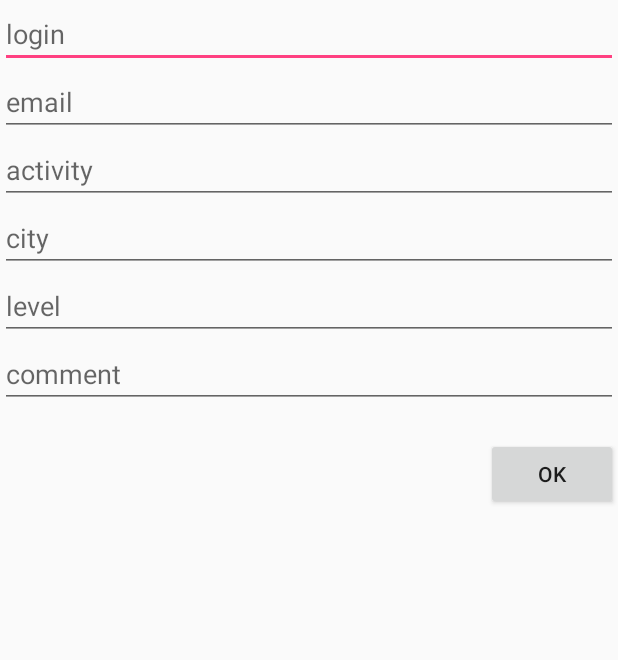
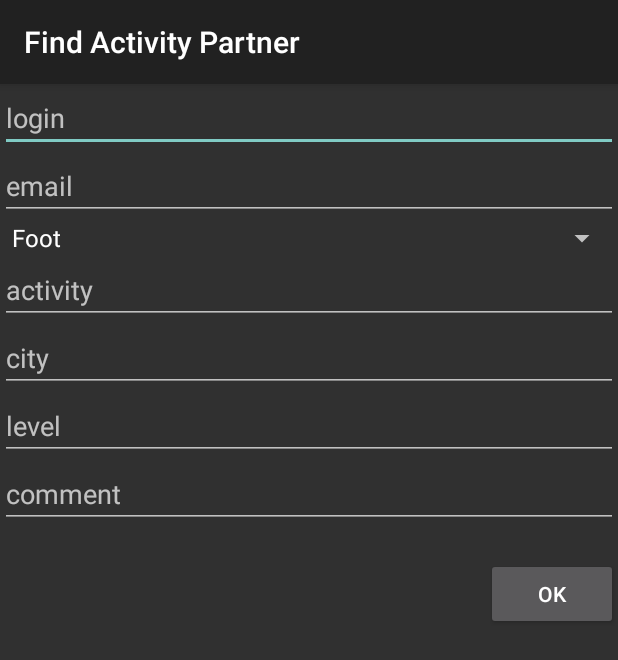
Before and after one commit to axel-thiel/FAP_Android, an Android app: the CreateNewCardActivity screen opened directly, with no data from a screen before it, on a phone screen of 412 x 824 dp. Shown: the top 660 px of the screen. Run offline under Robolectric (Android 15) with nearby library versions, the phone set to English and light mode, and no system bars; 1 statement that could not run was skipped.

Commit message:
spinner des activitycard

```diff
--- a/app/build.gradle
+++ b/app/build.gradle
@@ -22,6 +22,6 @@ android {
 dependencies {
     compile fileTree(dir: 'libs', include: ['*.jar'])
     testCompile 'junit:junit:4.12'
-    compile 'com.android.support:appcompat-v7:24.1.1'
+    compile 'com.android.support:appcompat-v7:24.2.0'
 
 }
--- a/app/src/main/AndroidManifest.xml
+++ b/app/src/main/AndroidManifest.xml
@@ -7,7 +7,7 @@
         android:icon="@mipmap/ic_launcher"
         android:label="@string/app_name"
         android:supportsRtl="true"
-        android:theme="@style/AppTheme">
+        android:theme="@android:style/Theme.Material">
         <activity android:name=".MainActivity">
             <intent-filter>
                 <action android:name="android.intent.action.MAIN" />
--- a/app/src/main/java/com/findactivitypartner/damienaxel/findactivitypartner_app/CreateNewCardActivity.java
+++ b/app/src/main/java/com/findactivitypartner/damienaxel/findactivitypartner_app/CreateNewCardActivity.java
@@ -2,8 +2,13 @@ package com.findactivitypartner.damienaxel.findactivitypartner_app;
 
 import android.app.Activity;
 import android.content.Intent;
+import android.database.DataSetObserver;
 import android.os.Bundle;
 import android.view.View;
+import android.view.ViewGroup;
+import android.widget.ArrayAdapter;
+import android.widget.Spinner;
+import android.widget.SpinnerAdapter;
 import android.widget.TextView;
 
 /**
@@ -19,6 +24,7 @@ public class CreateNewCardActivity extends Activity {
     private TextView textViewCity;
     private TextView textViewLevel;
     private TextView textViewComment;
+    private Spinner spinnerActivity;
 
     @Override
     protected void onCreate(Bundle savedInstanceState) {
@@ -33,12 +39,16 @@ public class CreateNewCardActivity extends Activity {
         textViewCity = (TextView) findViewById(R.id.new_card_city);
         textViewLevel = (TextView) findViewById(R.id.new_card_level);
         textViewComment = (TextView) findViewById(R.id.new_card_comment);
+        spinnerActivity = (Spinner) findViewById(R.id.spinner_activity);
+        textViewLogin.setText(userLogin);
+        ArrayAdapter<CharSequence> adapter = ArrayAdapter.createFromResource(this,
+                R.array.activity_array, android.R.layout.simple_spinner_item);
+    // Specify the layout to use when the list of choices appears
+        adapter.setDropDownViewResource(android.R.layout.simple_spinner_dropdown_item);
+    // Apply the adapter to the spinner
+        spinnerActivity.setAdapter(adapter);
 
-        textViewLogin.setText(userLogin);
-
-    }
-
-
+        }
     public void onCreateResearchCard(View view) {
 
         Card newCard = new Card(textViewActivity.getText().toString(),
--- a/app/src/main/java/com/findactivitypartner/damienaxel/findactivitypartner_app/MainActivity.java
+++ b/app/src/main/java/com/findactivitypartner/damienaxel/findactivitypartner_app/MainActivity.java
@@ -1,14 +1,16 @@
 package com.findactivitypartner.damienaxel.findactivitypartner_app;
 
+import android.app.Activity;
 import android.content.Intent;
 import android.database.Cursor;
+import android.database.sqlite.SQLiteQueryBuilder;
 import android.support.v7.app.AppCompatActivity;
 import android.os.Bundle;
 import android.util.Log;
 import android.view.View;
 import android.widget.EditText;
 
-public class MainActivity extends AppCompatActivity {
+public class MainActivity extends Activity {
     EditText userLogin;
     String userLoginString;
     UserBDD userBDD;
--- a/app/src/main/res/layout/create_card_user.xml
+++ b/app/src/main/res/layout/create_card_user.xml
@@ -16,6 +16,13 @@
         android:hint="email"
         android:id="@+id/new_card_email"
         />
+
+    <Spinner
+        android:layout_width="match_parent"
+        android:layout_height="wrap_content"
+        android:id="@+id/spinner_activity"
+
+        ></Spinner>
 
     <EditText
         android:layout_width="match_parent"
--- a/app/src/main/res/values/colors.xml
+++ b/app/src/main/res/values/colors.xml
@@ -1,6 +1,6 @@
 <?xml version="1.0" encoding="utf-8"?>
 <resources>
-    <color name="colorPrimary">#3F51B5</color>
-    <color name="colorPrimaryDark">#303F9F</color>
-    <color name="colorAccent">#FF4081</color>
+    <color name="colorPrimary">#547885</color>
+    <color name="colorPrimaryDark">#202E33</color>
+    <color name="colorAccent">#167C9E</color>
 </resources>
--- a/app/src/main/res/values/strings.xml
+++ b/app/src/main/res/values/strings.xml
@@ -1,3 +1,15 @@
 <resources>
     <string name="app_name">Find Activity Partner</string>
+    <string-array name="activity_array">
+        <item>Foot</item>
+        <item>Footing</item>
+        <item>Tennis</item>
+        <item>Lutte</item>
+        <item>Boxe</item>
+        <item>Velo</item>
+        <item>Ping Pong</item>
+        <item>Rugby</item>
+        <item>Judo</item>
+        <item>Marche</item>
+    </string-array>
 </resources>
--- a/app/src/main/res/values/styles.xml
+++ b/app/src/main/res/values/styles.xml
@@ -1,11 +1,17 @@
 <resources>
 
     <!-- Base application theme. -->
-    <style name="AppTheme" parent="Theme.AppCompat.Light.DarkActionBar">
-        <!-- Customize your theme here. -->
-        <item name="colorPrimary">@color/colorPrimary</item>
-        <item name="colorPrimaryDark">@color/colorPrimaryDark</item>
-        <item name="colorAccent">@color/colorAccent</item>
+    <style name="AppTheme" parent="android:Theme.Material">
+        <!--   your app branding color for the app bar -->
+
+        <item name="android:colorPrimary">@color/colorPrimary</item>
+        <!--   darker variant for the status bar and contextual app bars -->
+        <item name="android:colorPrimaryDark">@color/colorPrimaryDark</item>
+        <!--   theme UI controls like checkboxes and text fields -->
+        <item name="android:colorAccent">@color/colorAccent</item>
+        <item name="android:statusBarColor">@color/colorPrimaryDark</item>
+
     </style>
 
+
 </resources>
```
Also changed, not shown: app/src/main/java/com/findactivitypartner/damienaxel/findactivitypartner_app/UserBDD.java (+15 -0 lines).
